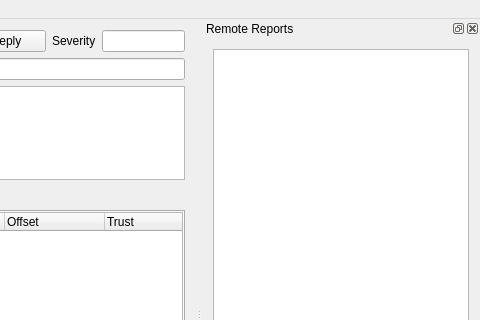
This is breakdown/breakdown.ui in NatronGitHub/stackwalker as Qt 5 draws it before an edit; both pictures show x 509 to 989 and y 0 to 320 of the 989 by 639 pixel window. The edited form follows.
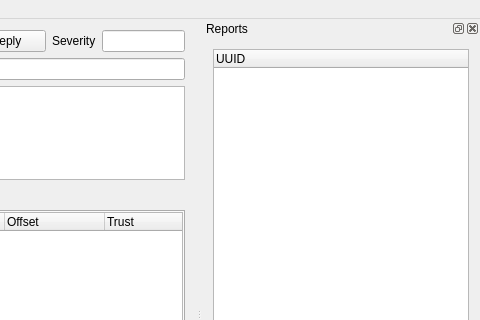
This is the edited form.

```diff
--- a/breakdown/breakdown.ui
+++ b/breakdown/breakdown.ui
@@ -857,7 +857,7 @@
   <widget class="QStatusBar" name="statusBar"/>
   <widget class="QDockWidget" name="reportsDock">
    <property name="windowTitle">
-    <string>Remote Reports</string>
+    <string>Reports</string>
    </property>
    <attribute name="dockWidgetArea">
     <number>2</number>
@@ -867,7 +867,7 @@
      <item>
       <widget class="QTreeWidget" name="reportsTree">
        <attribute name="headerVisible">
-        <bool>false</bool>
+        <bool>true</bool>
        </attribute>
        <column>
         <property name="text">
```
Left out of the diff: 2 changed lines with no effect on the pictures.
